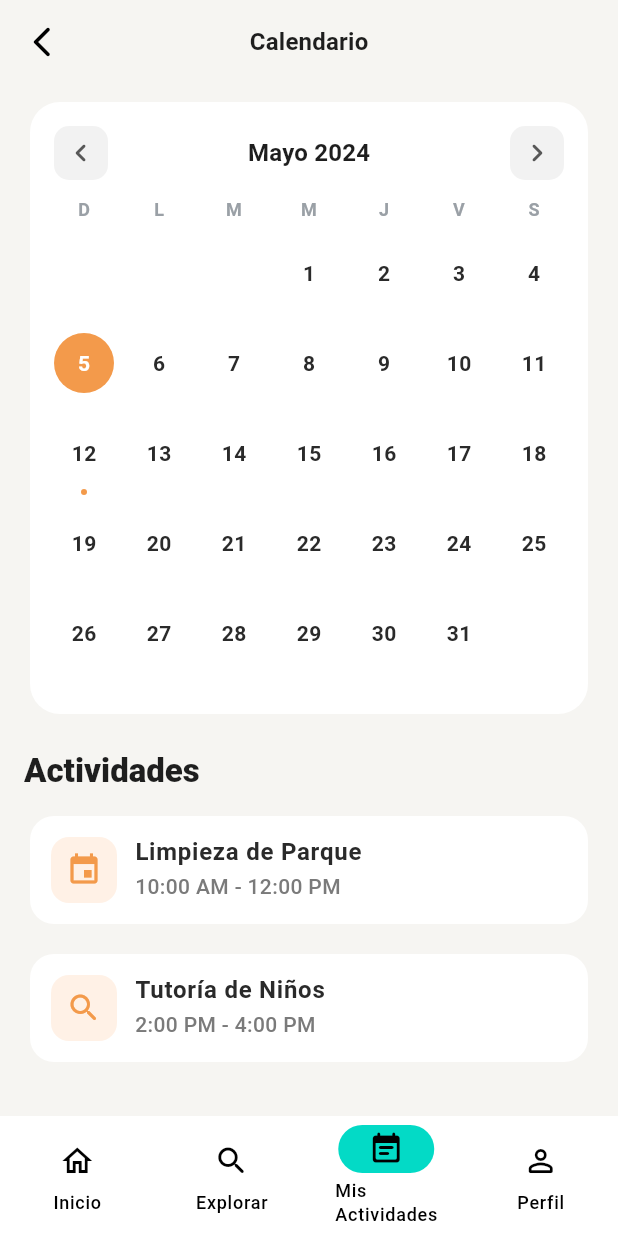
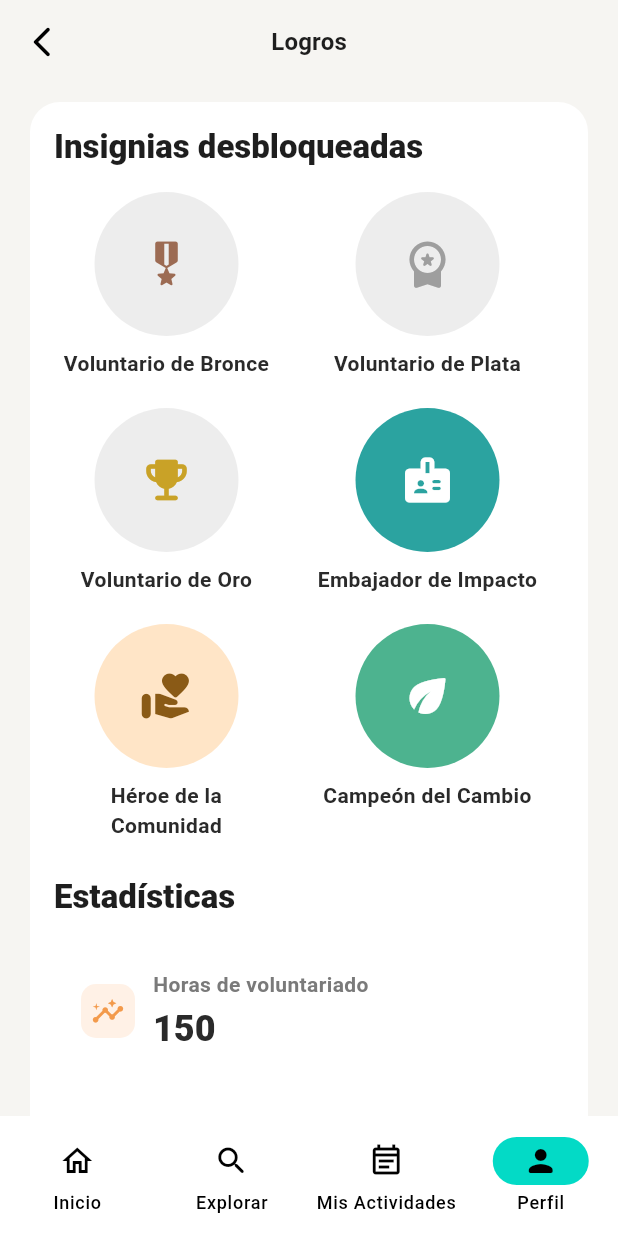
Before and after one commit to Michior/manosuni, a Flutter app: the screen it shows after launch, on a phone screen of 412 x 824 dp. Run offline on Flutter 3.47's test engine with Material 3 defaults, Android fonts, the phone set to English and light mode, and no system bars.

Commit message:
pantalla de logros

```diff
--- a/lib/calendario_personal.dart
+++ b/lib/calendario_personal.dart
@@ -151,8 +151,6 @@ class _CalendarPersonalScreenState extends State<CalendarPersonalScreen> {
     );
   }
 }
-
-// ---------- Widgets auxiliares de UI ----------
 
 class _IconPill extends StatelessWidget {
   final IconData icon;
--- /dev/null
+++ b/lib/logros.dart
@@ -0,0 +1,256 @@
+import 'package:flutter/material.dart';
+
+class LogrosScreen extends StatelessWidget {
+  const LogrosScreen({super.key});
+
+  static const Color accent = Color(0xFFF39A4B);
+  static const Color accentSoft = Color(0xFFFFF1E6);
+  static const Color bg = Color(0xFFF6F5F2);
+
+  @override
+  Widget build(BuildContext context) {
+    final text = Theme.of(context).textTheme;
+
+    return Scaffold(
+      backgroundColor: bg,
+      appBar: AppBar(
+        backgroundColor: bg,
+        elevation: 0,
+        leading: IconButton(
+          icon: const Icon(Icons.arrow_back_ios_new_rounded),
+          onPressed: () => Navigator.of(context).maybePop(),
+        ),
+        centerTitle: true,
+        title: Text(
+          'Logros',
+          style: text.titleMedium?.copyWith(
+            fontWeight: FontWeight.w700,
+            color: const Color(0xFF1E1E1E),
+          ),
+        ),
+      ),
+      body: ListView(
+        padding: const EdgeInsets.fromLTRB(16, 8, 16, 16),
+        children: [
+          Card(
+            elevation: 0,
+            color: Colors.white,
+            shape: RoundedRectangleBorder(borderRadius: BorderRadius.circular(20)),
+            child: Padding(
+              padding: const EdgeInsets.fromLTRB(16, 16, 16, 16),
+              child: Column(
+                crossAxisAlignment: CrossAxisAlignment.start,
+                children: [
+                  Text(
+                    'Insignias desbloqueadas',
+                    style: text.titleLarge?.copyWith(
+                      fontWeight: FontWeight.w800,
+                      color: const Color(0xFF1E1E1E),
+                    ),
+                  ),
+                  const SizedBox(height: 16),
+
+                  Wrap(
+                    spacing: 24,
+                    runSpacing: 20,
+                    children: const [
+                      _BadgeItem(
+                        title: 'Voluntario de Bronce',
+                        bgColor: Color(0xFFEDEDED),
+                        iconColor: Color(0xFF9C6B53),
+                        icon: Icons.military_tech_rounded,
+                      ),
+                      _BadgeItem(
+                        title: 'Voluntario de Plata',
+                        bgColor: Color(0xFFEDEDED),
+                        iconColor: Color(0xFF9E9E9E),
+                        icon: Icons.workspace_premium_rounded,
+                      ),
+                      _BadgeItem(
+                        title: 'Voluntario de Oro',
+                        bgColor: Color(0xFFEDEDED),
+                        iconColor: Color(0xFFC9A227),
+                        icon: Icons.emoji_events_rounded,
+                      ),
+                      _BadgeItem(
+                        title: 'Embajador de Impacto',
+                        bgColor: Color(0xFF2BA3A0),
+                        iconColor: Colors.white,
+                        icon: Icons.badge_rounded,
+                      ),
+                      _BadgeItem(
+                        title: 'Héroe de la Comunidad',
+                        bgColor: Color(0xFFFFE5C7),
+                        iconColor: Color(0xFF8A5A16),
+                        icon: Icons.volunteer_activism_rounded,
+                      ),
+                      _BadgeItem(
+                        title: 'Campeón del Cambio',
+                        bgColor: Color(0xFF4DB38F),
+                        iconColor: Colors.white,
+                        icon: Icons.eco_rounded,
+                      ),
+                    ],
+                  ),
+
+                  const SizedBox(height: 24),
+
+                  Text(
+                    'Estadísticas',
+                    style: text.titleLarge?.copyWith(
+                      fontWeight: FontWeight.w800,
+                      color: const Color(0xFF1E1E1E),
+                    ),
+                  ),
+                  const SizedBox(height: 12),
+
+                  const _StatCard(
+                    label: 'Horas de voluntariado',
+                    value: '150',
+                  ),
+                  const SizedBox(height: 12),
+
+                  const _StatCard(
+                    label: 'Actividades completadas',
+                    value: '25',
+                  ),
+                ],
+              ),
+            ),
+          ),
+        ],
+      ),
+
+      bottomNavigationBar: NavigationBar(
+        selectedIndex: 3,
+        onDestinationSelected: (_) {},
+        destinations: const [
+          NavigationDestination(
+            icon: Icon(Icons.home_outlined),
+            selectedIcon: Icon(Icons.home_rounded),
+            label: 'Inicio',
+          ),
+          NavigationDestination(
+            icon: Icon(Icons.search_rounded),
+            selectedIcon: Icon(Icons.search_rounded),
+            label: 'Explorar',
+          ),
+          NavigationDestination(
+            icon: Icon(Icons.event_note_outlined),
+            selectedIcon: Icon(Icons.event_note_rounded),
+            label: 'Mis Actividades',
+          ),
+          NavigationDestination(
+            icon: Icon(Icons.person_outline_rounded),
+            selectedIcon: Icon(Icons.person_rounded),
+            label: 'Perfil',
+          ),
+        ],
+      ),
+    );
+  }
+}
+
+class _BadgeItem extends StatelessWidget {
+  final String title;
+  final Color bgColor;
+  final Color iconColor;
+  final IconData icon;
+
+  const _BadgeItem({
+    required this.title,
+    required this.bgColor,
+    required this.iconColor,
+    required this.icon,
+  });
+
+  @override
+  Widget build(BuildContext context) {
+    final text = Theme.of(context).textTheme;
+
+    return SizedBox(
+      width: 150,
+      child: Column(
+        children: [
+          Container(
+            width: 96,
+            height: 96,
+            decoration: BoxDecoration(
+              color: bgColor,
+              shape: BoxShape.circle,
+            ),
+            alignment: Alignment.center,
+            child: Icon(icon, color: iconColor, size: 36),
+          ),
+          const SizedBox(height: 8),
+          Text(
+            title,
+            textAlign: TextAlign.center,
+            style: text.bodyMedium?.copyWith(
+              fontWeight: FontWeight.w700,
+              color: const Color(0xFF2A2A2A),
+            ),
+          ),
+        ],
+      ),
+    );
+  }
+}
+
+class _StatCard extends StatelessWidget {
+  final String label;
+  final String value;
+
+  const _StatCard({required this.label, required this.value});
+
+  @override
+  Widget build(BuildContext context) {
+    final text = Theme.of(context).textTheme;
+
+    return Card(
+      elevation: 0,
+      color: Colors.white,
+      shape: RoundedRectangleBorder(borderRadius: BorderRadius.circular(16)),
+      child: Padding(
+        padding: const EdgeInsets.symmetric(horizontal: 14, vertical: 18),
+        child: Row(
+          children: [
+            Container(
+              width: 36,
+              height: 36,
+              decoration: BoxDecoration(
+                color: LogrosScreen.accentSoft,
+                borderRadius: BorderRadius.circular(10),
+              ),
+              alignment: Alignment.center,
+              child: const Icon(Icons.insights_rounded, color: LogrosScreen.accent, size: 22),
+            ),
+            const SizedBox(width: 12),
+            Expanded(
+              child: Column(
+                crossAxisAlignment: CrossAxisAlignment.start,
+                children: [
+                  Text(
+                    label,
+                    style: text.bodyMedium?.copyWith(
+                      color: const Color(0xFF7A7A7A),
+                      fontWeight: FontWeight.w600,
+                    ),
+                  ),
+                  const SizedBox(height: 4),
+                  Text(
+                    value,
+                    style: text.headlineSmall?.copyWith(
+                      fontWeight: FontWeight.w800,
+                      color: const Color(0xFF2A2A2A),
+                    ),
+                  ),
+                ],
+              ),
+            ),
+          ],
+        ),
+      ),
+    );
+  }
+}
--- a/lib/main.dart
+++ b/lib/main.dart
@@ -9,6 +9,7 @@ import 'package:manosuni/register.dart';
 import 'package:manosuni/theme/settings.dart';
 import 'package:manosuni/notificaciones_estudiantes.dart';
 import 'package:manosuni/calendario_personal.dart';
+import 'package:manosuni/logros.dart';
 import 'theme/app_theme.dart';
 
 void main() {
@@ -31,7 +32,7 @@ class MyApp extends StatelessWidget {
           theme: AppTheme.lightTheme,
           darkTheme: AppTheme.darkTheme,
           themeMode: currentMode,
-          initialRoute: '/calendario', // pantalla inicial
+          initialRoute: '/logros', // pantalla inicial
           routes: {
             '/': (context) => const OnboardingPage(),
             '/login': (context) => const Login(),
@@ -43,6 +44,7 @@ class MyApp extends StatelessWidget {
             '/settings': (context) => const SettingsPage(),
             '/notificaciones': (context) => const NotificationsStudentScreen(),
             '/calendario': (context) => const CalendarPersonalScreen(),
+            '/logros': (context) => const LogrosScreen(),
           },
         );
       },
```
